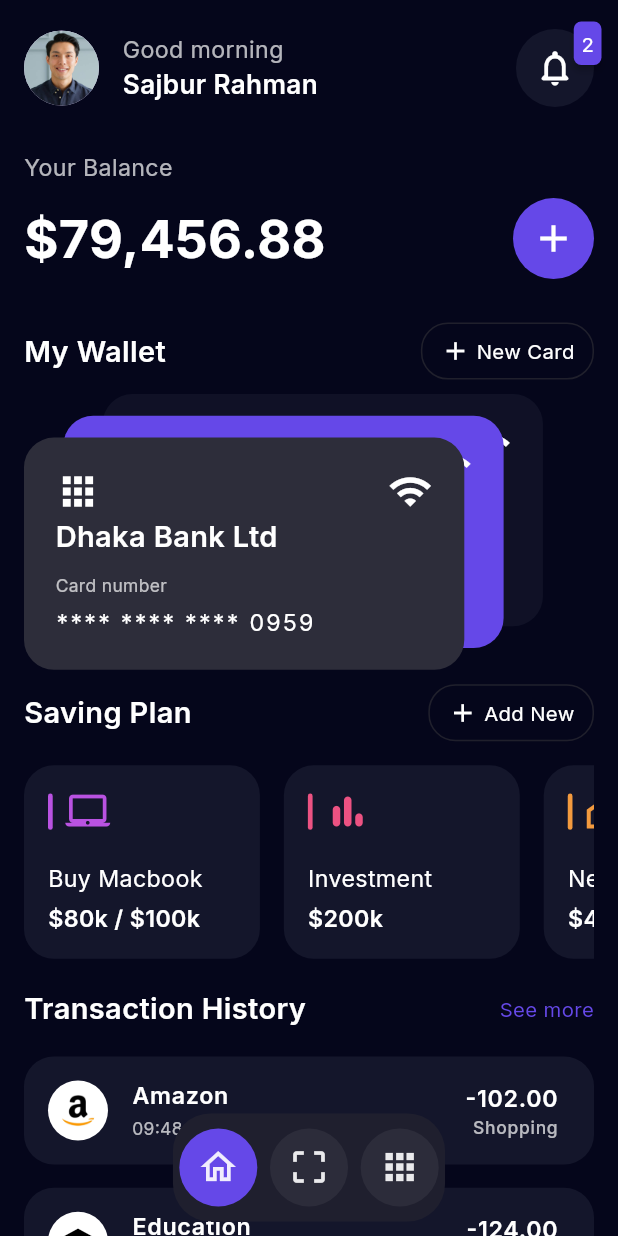
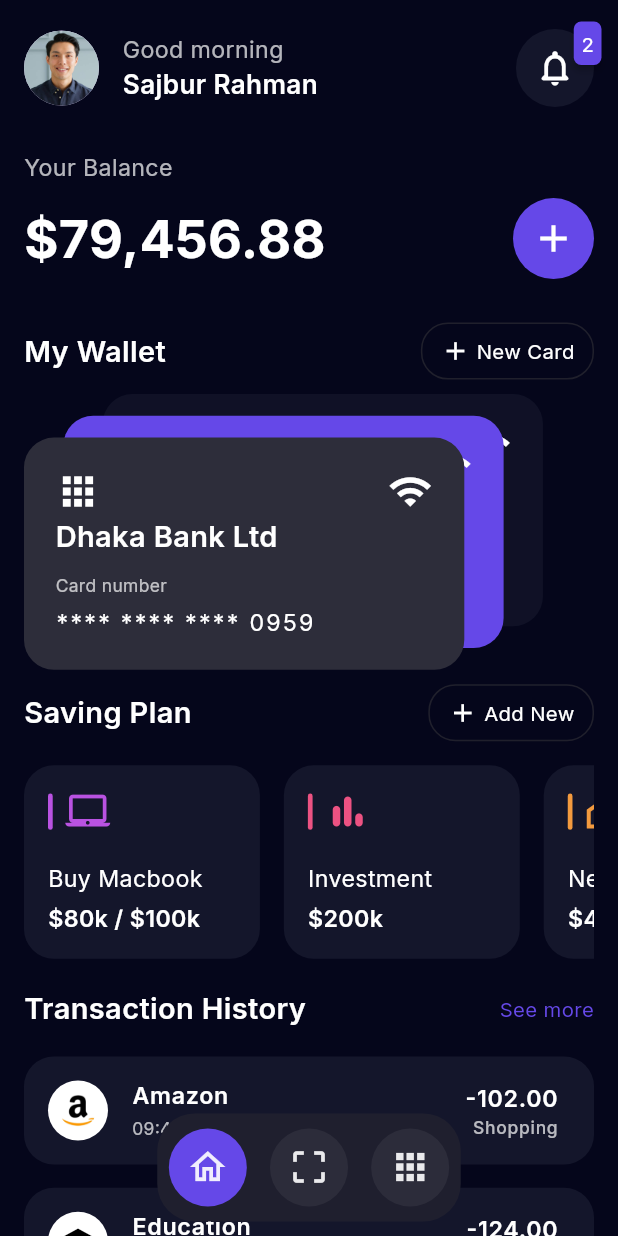
Before and after one commit to MoeYasir/mock_app, a Flutter app: the screen it shows after launch, on a phone screen of 412 x 824 dp. Run offline on Flutter 3.47's test engine with Material 3 defaults, Android fonts, the phone set to English and light mode, and no system bars; drawn by our look-alikes of badges; our stand-ins replace fl_chart, flutter_screenutil, gap, get, google_fonts.

Commit message:
Increase bottom nav bar width

```diff
--- a/lib/widgets/home_view_widgets/balance_section_widget.dart
+++ b/lib/widgets/home_view_widgets/balance_section_widget.dart
@@ -1,8 +1,6 @@
 import 'package:flutter/material.dart';
-import 'package:get/get.dart';
 import 'package:mock_app/app/app_colors.dart';
 import 'package:mock_app/app/app_text_styles.dart';
-import 'package:mock_app/app/routes.dart';
 
 class BalanceSectionWidget extends StatelessWidget {
   const BalanceSectionWidget({super.key});
--- a/lib/widgets/home_view_widgets/bottom_nav_bar_widget.dart
+++ b/lib/widgets/home_view_widgets/bottom_nav_bar_widget.dart
@@ -15,7 +15,7 @@ class BottomNavBar extends StatelessWidget {
   @override
   Widget build(BuildContext context) {
     return Padding(
-      padding: EdgeInsets.fromLTRB(110.w, 0, 110.w, 10.h),
+      padding: EdgeInsets.fromLTRB(100.w, 0, 100.w, 10.h),
       child: Container(
         padding: const EdgeInsets.symmetric(vertical: 10.0),
         decoration: BoxDecoration(
--- a/lib/widgets/statistics_view_widgets/statistics_app_bar.dart
+++ b/lib/widgets/statistics_view_widgets/statistics_app_bar.dart
@@ -1,5 +1,4 @@
 import 'package:flutter/material.dart';
-import 'package:get/get.dart';
 import 'package:mock_app/app/app_colors.dart';
 import 'package:mock_app/app/app_text_styles.dart';
 
```
